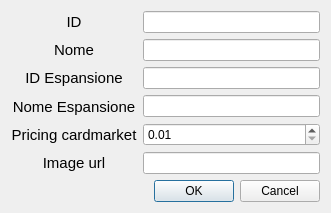
Above: ui/dialog_aggiungi_carta.ui from salvogalati/pokemon-card-sales-manager before the change. Below: the same form after it.
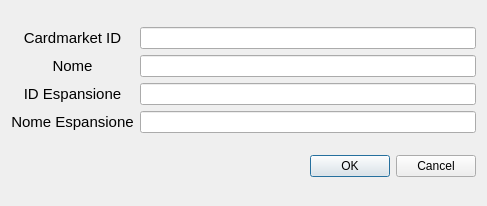
That is the form after the change. Icons and pictures are not drawn.

The edit to the form file:
```diff
--- a/ui/dialog_aggiungi_carta.ui
+++ b/ui/dialog_aggiungi_carta.ui
@@ -9,8 +9,8 @@
    <rect>
     <x>0</x>
     <y>0</y>
-    <width>331</width>
-    <height>205</height>
+    <width>487</width>
+    <height>206</height>
    </rect>
   </property>
   <property name="windowTitle">
@@ -43,7 +43,7 @@
           </font>
          </property>
          <property name="text">
-          <string>ID</string>
+          <string>Cardmarket ID</string>
          </property>
          <property name="alignment">
           <set>Qt::AlignCenter</set>
@@ -95,36 +95,6 @@
          </property>
         </widget>
        </item>
-       <item>
-        <widget class="QLabel" name="label_5">
-         <property name="font">
-          <font>
-           <pointsize>11</pointsize>
-          </font>
-         </property>
-         <property name="text">
-          <string>Pricing cardmarket</string>
-         </property>
-         <property name="alignment">
-          <set>Qt::AlignCenter</set>
-         </property>
-        </widget>
-       </item>
-       <item>
-        <widget class="QLabel" name="label_6">
-         <property name="font">
-          <font>
-           <pointsize>11</pointsize>
-          </font>
-         </property>
-         <property name="text">
-          <string>Image url</string>
-         </property>
-         <property name="alignment">
-          <set>Qt::AlignCenter</set>
-         </property>
-        </widget>
-       </item>
       </layout>
      </item>
      <item>
@@ -153,23 +123,6 @@
          </property>
         </widget>
        </item>
-       <item>
-        <widget class="QDoubleSpinBox" name="doubleSpinBox">
-         <property name="minimum">
-          <double>0.010000000000000</double>
-         </property>
-         <property name="maximum">
-          <double>10000.989999999999782</double>
-         </property>
-        </widget>
-       </item>
-       <item>
-        <widget class="QLineEdit" name="lineEditImageURL">
-         <property name="text">
-          <string/>
-         </property>
-        </widget>
-       </item>
       </layout>
      </item>
     </layout>
```
